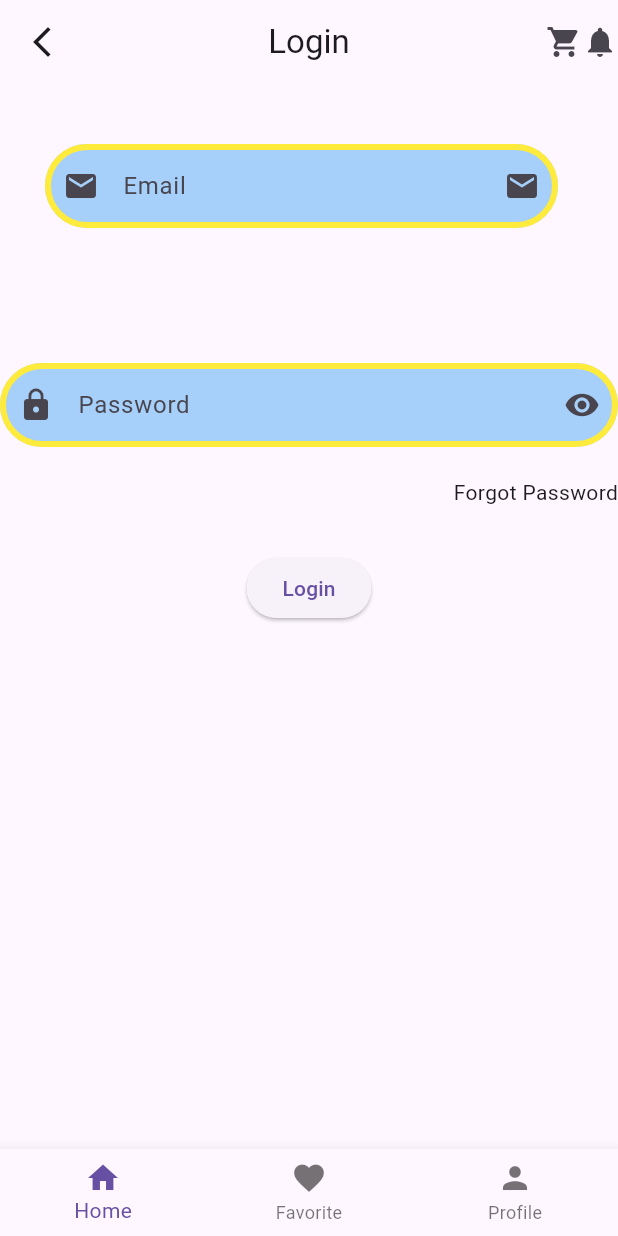
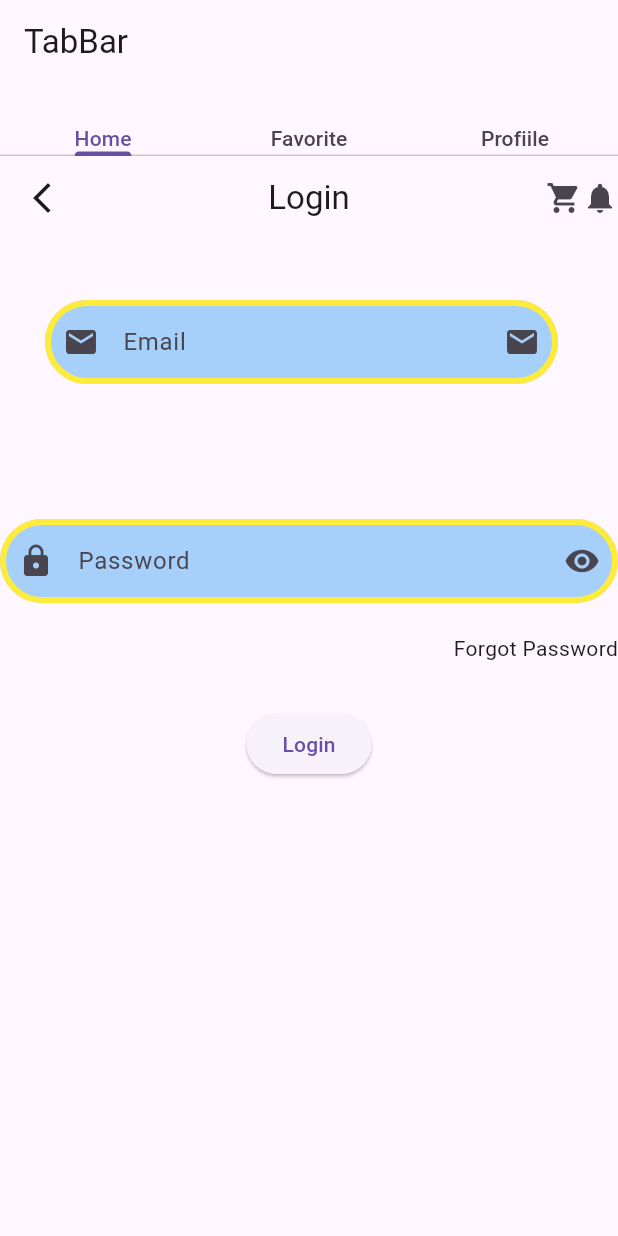
Before and after one commit to MuhammadAliKust/Hassan-Project, a Flutter app: the screen it shows after launch, on a phone screen of 412 x 824 dp. Run offline on Flutter 3.47's test engine with Material 3 defaults, Android fonts, the phone set to English and light mode, and no system bars; our stand-ins replace smooth_page_indicator, string_validator.

Commit message:
Tabbar Done

```diff
--- a/lib/main.dart
+++ b/lib/main.dart
@@ -10,6 +10,7 @@
 import 'package:hassan_project/network_image.dart';
 import 'package:hassan_project/page_view.dart';
 import 'package:hassan_project/row_column_view.dart';
+import 'package:hassan_project/tabbar.dart';
 import 'package:hassan_project/task.dart';
 
 void main() {
@@ -23,7 +24,7 @@
   Widget build(BuildContext context) {
     return MaterialApp(
       debugShowCheckedModeBanner: false,
-    home: BottomBarViewDemo(),
+    home: TabbarDemo(),
     );
   }
 }
--- /dev/null
+++ b/lib/tabbar.dart
@@ -0,0 +1,31 @@
+import 'package:flutter/material.dart';
+import 'package:hassan_project/asset_image.dart';
+import 'package:hassan_project/login.dart';
+import 'package:hassan_project/row_column_view.dart';
+
+class TabbarDemo extends StatelessWidget {
+  const TabbarDemo({super.key});
+
+  @override
+  Widget build(BuildContext context) {
+    return DefaultTabController(
+      length: 3,
+      child: Scaffold(
+        appBar: AppBar(
+          title: Text("TabBar"),
+          bottom: TabBar(tabs: [
+            Text("Home"),
+            Text("Favorite"),
+            Text("Profiile"),
+          ]),
+        ),
+        body: TabBarView(children: [
+          LoginView(),
+          AssetImageView(),
+          RowColumnView()
+        ]),
+
+      ),
+    );
+  }
+}
```
